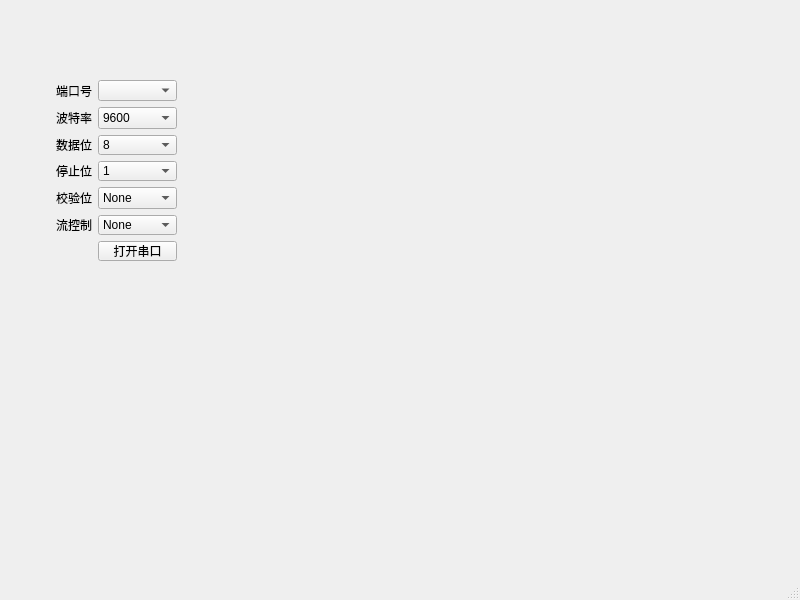
Qt form ui/MainWin.ui (onlycalm/litchi_py) before a commit.
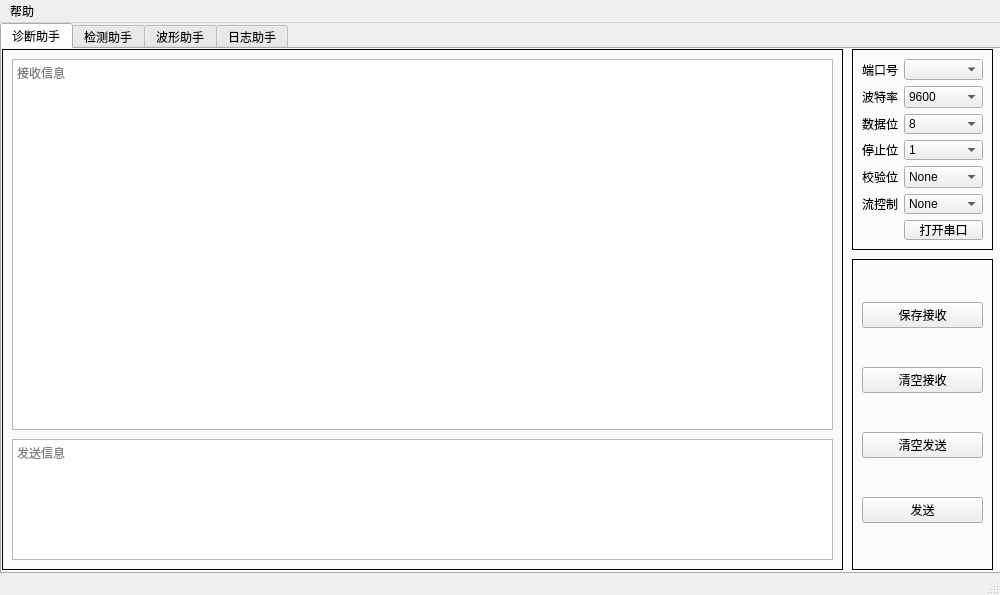
The same form after that commit.

Commit message:
feature(UI Win): 完善MainWin的UI设计。
1、完善MainWin的UI设计；
2、增加win.py文件；
3、增加src目录结构，调整*.py文件到src目录下；

```diff
--- a/ui/MainWin.ui
+++ b/ui/MainWin.ui
@@ -6,26 +6,75 @@
    <rect>
     <x>0</x>
     <y>0</y>
-    <width>800</width>
-    <height>600</height>
+    <width>1000</width>
+    <height>595</height>
    </rect>
   </property>
   <property name="windowTitle">
    <string>Lichi</string>
   </property>
   <widget class="QWidget" name="centralwidget">
-   <widget class="QWidget" name="">
+   <widget class="QTabWidget" name="tabWidget">
     <property name="geometry">
      <rect>
-      <x>56</x>
-      <y>80</y>
+      <x>0</x>
+      <y>0</y>
+      <width>1001</width>
+      <height>551</height>
+     </rect>
+    </property>
+    <property name="currentIndex">
+     <number>0</number>
+    </property>
+    <widget class="QWidget" name="DiagAstTab">
+     <attribute name="title">
+      <string>诊断助手</string>
+     </attribute>
+     <widget class="QFrame" name="PtFrm">
+      <property name="geometry">
+       <rect>
+        <x>850</x>
+        <y>0</y>
+        <width>141</width>
+        <height>201</height>
+       </rect>
+      </property>
+      <property name="frameShape">
+       <enum>QFrame::Box</enum>
+      </property>
+      <property name="frameShadow">
+       <enum>QFrame::Plain</enum>
+      </property>
+      <widget class="QWidget" name="layoutWidget_3">
+       <property name="geometry">
+        <rect>
+         <x>10</x>
+         <y>10</y>
       <width>121</width>
       <height>181</height>
      </rect>
     </property>
-    <layout class="QGridLayout" name="gridLayout">
-     <item row="0" column="1">
-      <widget class="QComboBox" name="PtCmb"/>
+       <layout class="QGridLayout" name="GrdLyt">
+        <item row="4" column="0">
+         <widget class="QLabel" name="SbLbl">
+          <property name="text">
+           <string>停止位</string>
+          </property>
+         </widget>
+        </item>
+        <item row="0" column="0">
+         <widget class="QLabel" name="PtLbl">
+          <property name="text">
+           <string>端口号</string>
+          </property>
+         </widget>
+        </item>
+        <item row="7" column="0">
+         <widget class="QLabel" name="FcLbl">
+          <property name="text">
+           <string>流控制</string>
+          </property>
+         </widget>
      </item>
      <item row="7" column="1">
       <widget class="QComboBox" name="FcCmb">
@@ -46,13 +95,39 @@
        </item>
       </widget>
      </item>
-     <item row="0" column="0">
-      <widget class="QLabel" name="PtLbl">
+        <item row="3" column="0">
+         <widget class="QLabel" name="DbLbl">
        <property name="text">
-        <string>端口号</string>
+           <string>数据位</string>
        </property>
       </widget>
      </item>
+        <item row="8" column="1">
+         <widget class="QPushButton" name="OpnSpBtn">
+          <property name="text">
+           <string>打开串口</string>
+          </property>
+         </widget>
+        </item>
+        <item row="4" column="1">
+         <widget class="QComboBox" name="SbCmb">
+          <item>
+           <property name="text">
+            <string>1</string>
+           </property>
+          </item>
+          <item>
+           <property name="text">
+            <string>1.5</string>
+           </property>
+          </item>
+          <item>
+           <property name="text">
+            <string>2</string>
+           </property>
+          </item>
+         </widget>
+        </item>
      <item row="1" column="1" rowspan="2">
       <widget class="QComboBox" name="BrCmb">
        <item>
@@ -67,13 +142,6 @@
        </item>
       </widget>
      </item>
-     <item row="5" column="0" rowspan="2">
-      <widget class="QLabel" name="ParLbl">
-       <property name="text">
-        <string>校验位</string>
-       </property>
-      </widget>
-     </item>
      <item row="3" column="1">
       <widget class="QComboBox" name="DbCmb">
        <item>
@@ -98,39 +166,6 @@
        </item>
       </widget>
      </item>
-     <item row="4" column="1">
-      <widget class="QComboBox" name="SbCmb">
-       <item>
-        <property name="text">
-         <string>1</string>
-        </property>
-       </item>
-       <item>
-        <property name="text">
-         <string>1.5</string>
-        </property>
-       </item>
-       <item>
-        <property name="text">
-         <string>2</string>
-        </property>
-       </item>
-      </widget>
-     </item>
-     <item row="7" column="0">
-      <widget class="QLabel" name="FcLbl">
-       <property name="text">
-        <string>流控制</string>
-       </property>
-      </widget>
-     </item>
-     <item row="4" column="0">
-      <widget class="QLabel" name="SbLbl">
-       <property name="text">
-        <string>停止位</string>
-       </property>
-      </widget>
-     </item>
      <item row="5" column="1" rowspan="2">
       <widget class="QComboBox" name="ParCmb">
        <item>
@@ -160,12 +195,8 @@
        </item>
       </widget>
      </item>
-     <item row="3" column="0">
-      <widget class="QLabel" name="DbLbl">
-       <property name="text">
-        <string>数据位</string>
-       </property>
-      </widget>
+        <item row="0" column="1">
+         <widget class="QComboBox" name="PtCmb"/>
      </item>
      <item row="1" column="0" rowspan="2">
       <widget class="QLabel" name="BrLbl">
@@ -174,21 +205,143 @@
        </property>
       </widget>
      </item>
-     <item row="8" column="1">
-      <widget class="QPushButton" name="OpnSpBtn">
+        <item row="5" column="0" rowspan="2">
+         <widget class="QLabel" name="ParLbl">
        <property name="text">
-        <string>打开串口</string>
+           <string>校验位</string>
        </property>
       </widget>
      </item>
-     <item row="8" column="0">
-      <widget class="QLabel" name="label">
+       </layout>
+      </widget>
+     </widget>
+     <widget class="QFrame" name="MsgFrm">
+      <property name="geometry">
+       <rect>
+        <x>0</x>
+        <y>0</y>
+        <width>841</width>
+        <height>521</height>
+       </rect>
+      </property>
+      <property name="frameShape">
+       <enum>QFrame::Box</enum>
+      </property>
+      <property name="frameShadow">
+       <enum>QFrame::Plain</enum>
+      </property>
+     </widget>
+     <widget class="QPlainTextEdit" name="plainTextEdit">
+      <property name="geometry">
+       <rect>
+        <x>10</x>
+        <y>390</y>
+        <width>821</width>
+        <height>121</height>
+       </rect>
+      </property>
+      <property name="placeholderText">
+       <string>发送信息</string>
+      </property>
+     </widget>
+     <widget class="QTextBrowser" name="RecvTb">
+      <property name="geometry">
+       <rect>
+        <x>10</x>
+        <y>10</y>
+        <width>821</width>
+        <height>371</height>
+       </rect>
+      </property>
+      <property name="html">
+       <string>&lt;!DOCTYPE HTML PUBLIC &quot;-//W3C//DTD HTML 4.0//EN&quot; &quot;http://www.w3.org/TR/REC-html40/strict.dtd&quot;&gt;
+&lt;html&gt;&lt;head&gt;&lt;meta name=&quot;qrichtext&quot; content=&quot;1&quot; /&gt;&lt;style type=&quot;text/css&quot;&gt;
+p, li { white-space: pre-wrap; }
+&lt;/style&gt;&lt;/head&gt;&lt;body style=&quot; font-family:'SimSun'; font-size:9pt; font-weight:400; font-style:normal;&quot;&gt;
+&lt;p style=&quot;-qt-paragraph-type:empty; margin-top:0px; margin-bottom:0px; margin-left:0px; margin-right:0px; -qt-block-indent:0; text-indent:0px;&quot;&gt;&lt;br /&gt;&lt;/p&gt;&lt;/body&gt;&lt;/html&gt;</string>
+      </property>
+      <property name="placeholderText">
+       <string>接收信息</string>
+      </property>
+     </widget>
+     <widget class="QFrame" name="OprFrm">
+      <property name="geometry">
+       <rect>
+        <x>850</x>
+        <y>210</y>
+        <width>141</width>
+        <height>311</height>
+       </rect>
+      </property>
+      <property name="frameShape">
+       <enum>QFrame::Box</enum>
+      </property>
+      <property name="frameShadow">
+       <enum>QFrame::Plain</enum>
+      </property>
+      <property name="lineWidth">
+       <number>1</number>
+      </property>
+      <property name="midLineWidth">
+       <number>0</number>
+      </property>
+      <widget class="QWidget" name="layoutWidget">
+       <property name="geometry">
+        <rect>
+         <x>10</x>
+         <y>10</y>
+         <width>121</width>
+         <height>291</height>
+        </rect>
+       </property>
+       <layout class="QVBoxLayout" name="OprVertLyt">
+        <item>
+         <widget class="QPushButton" name="SvRecvPb">
        <property name="text">
-        <string/>
+           <string>保存接收</string>
        </property>
       </widget>
      </item>
-    </layout>
+        <item>
+         <widget class="QPushButton" name="ClrRecvPb">
+          <property name="text">
+           <string>清空接收</string>
+          </property>
+         </widget>
+        </item>
+        <item>
+         <widget class="QPushButton" name="ClrSndPb">
+          <property name="text">
+           <string>清空发送</string>
+          </property>
+         </widget>
+        </item>
+        <item>
+         <widget class="QPushButton" name="SndPb">
+          <property name="text">
+           <string>发送</string>
+          </property>
+         </widget>
+        </item>
+       </layout>
+      </widget>
+     </widget>
+    </widget>
+    <widget class="QWidget" name="DetAstTab">
+     <attribute name="title">
+      <string>检测助手</string>
+     </attribute>
+    </widget>
+    <widget class="QWidget" name="WfAstTab">
+     <attribute name="title">
+      <string>波形助手</string>
+     </attribute>
+    </widget>
+    <widget class="QWidget" name="LogAstTab">
+     <attribute name="title">
+      <string>日志助手</string>
+     </attribute>
+    </widget>
    </widget>
   </widget>
   <widget class="QMenuBar" name="menubar">
@@ -196,10 +349,17 @@
     <rect>
      <x>0</x>
      <y>0</y>
-     <width>800</width>
+     <width>1000</width>
      <height>23</height>
     </rect>
    </property>
+   <widget class="QMenu" name="menu">
+    <property name="title">
+     <string>帮助</string>
+    </property>
+    <addaction name="action"/>
+   </widget>
+   <addaction name="menu"/>
   </widget>
   <widget class="QStatusBar" name="statusbar"/>
  </widget>
```
Left out of the diff: 5 changed lines with no effect on the pictures. Lines whose indentation alone changed are shown as unchanged. The commit also changes 3 other files.
